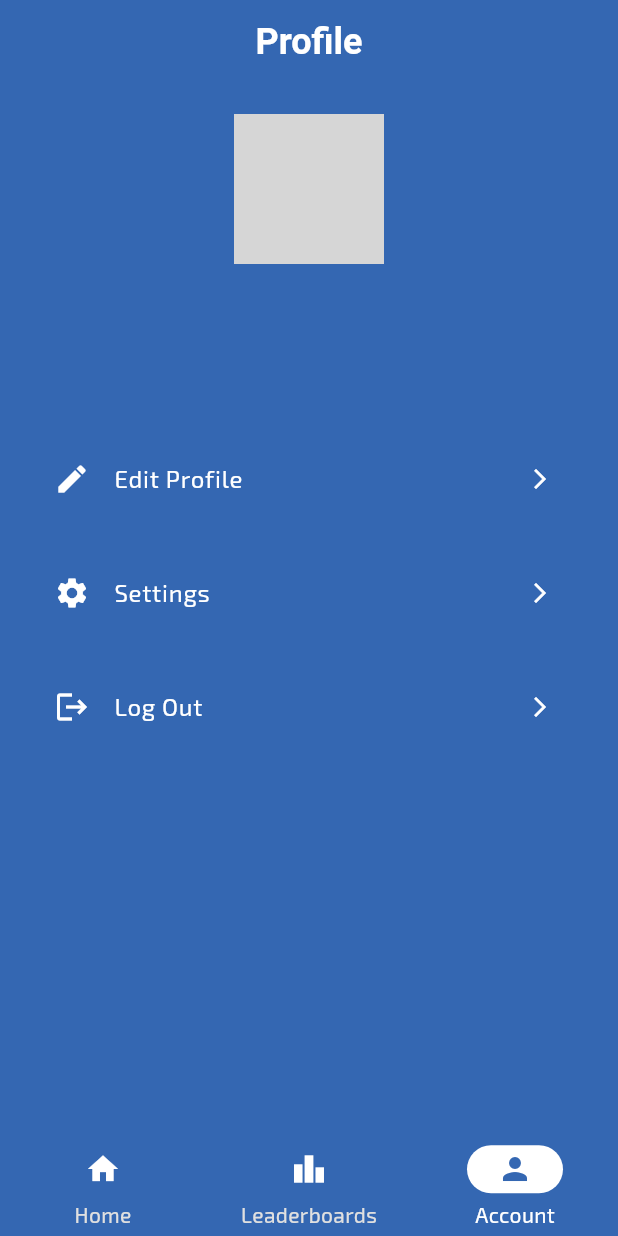
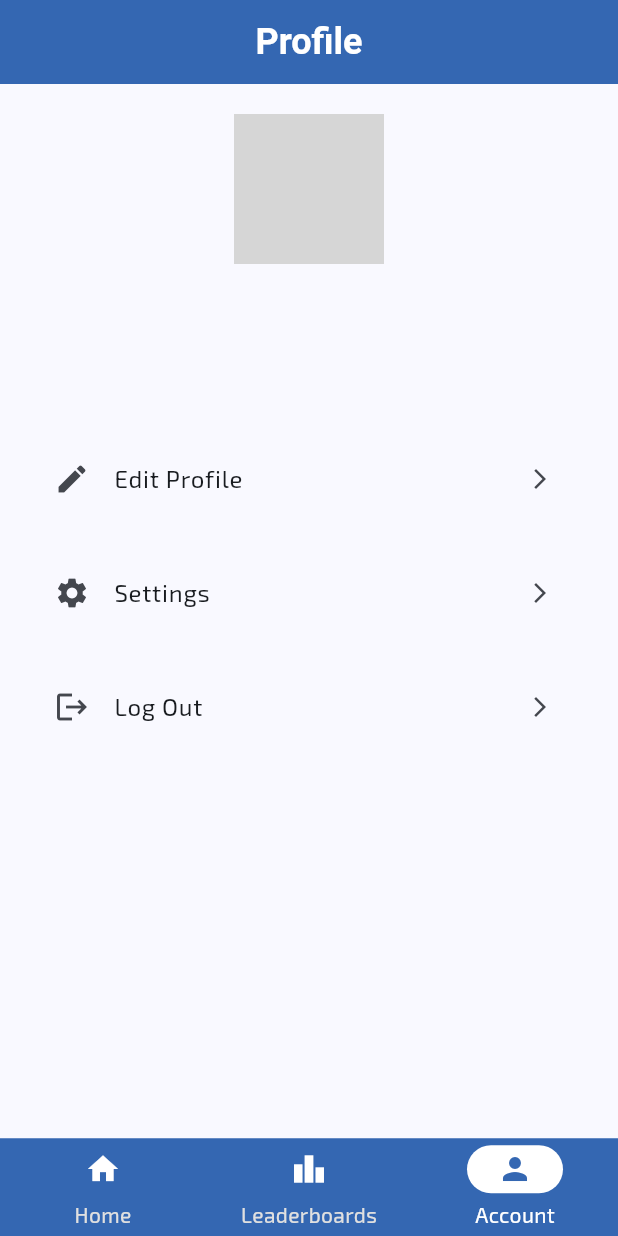
Before and after one commit to AlvinHartono/mental_math_trainer_app, a Flutter app: the screen it shows once a user with an empty profile is signed in, swiped to page 3, on a phone screen of 412 x 824 dp. Run offline on Flutter 3.47's test engine with Material 3 defaults, Android fonts, the light colour scheme and no system bars; our stand-ins replace animated_text_kit, cloud_firestore, firebase_auth, firebase_core, flutter_riverpod, google_fonts and 2 more; accounts and stored records are empty; generated files the repository leaves out were written again; network calls fail; grey boxes are pictures that could not be loaded.

Commit message:
Revert "Feat(profile): improved profile ui"
This reverts commit 29ec4d818e07332aa71d8d871c04ec242291258b.

```diff
--- a/lib/main.dart
+++ b/lib/main.dart
@@ -32,8 +32,8 @@ class MyApp extends StatelessWidget {
       title: 'Flutter Demo',
       theme: ThemeData(
         colorScheme: ColorScheme.fromSeed(
-            primary: const Color.fromRGBO(52, 103, 178, 1),
-            seedColor: const Color.fromRGBO(52, 103, 178, 1)),
+            primary: const Color.fromRGBO(52, 103, 178, 100),
+            seedColor: const Color.fromRGBO(52, 103, 178, 100)),
         useMaterial3: true,
         appBarTheme: const AppBarTheme(
             backgroundColor: Color.fromRGBO(52, 103, 178, 1),
@@ -46,9 +46,9 @@ class MyApp extends StatelessWidget {
           backgroundColor: const Color.fromRGBO(52, 103, 178, 1),
           height: 65,
           indicatorColor: Colors.white,
-          iconTheme: WidgetStateProperty.resolveWith<IconThemeData>(
-              (Set<WidgetState> states) {
-            if (states.contains(WidgetState.selected)) {
+          iconTheme: MaterialStateProperty.resolveWith<IconThemeData>(
+              (Set<MaterialState> states) {
+            if (states.contains(MaterialState.selected)) {
               return const IconThemeData(
                   color:
                       Color.fromRGBO(52, 103, 178, 1)); // Selected icon color
@@ -57,10 +57,10 @@ class MyApp extends StatelessWidget {
                   color: Colors.white); // Unselected icon color
             }
           }),
-          labelTextStyle: WidgetStateProperty.resolveWith<TextStyle>(
-              (Set<WidgetState> states) {
+          labelTextStyle: MaterialStateProperty.resolveWith<TextStyle>(
+              (Set<MaterialState> states) {
             // Check if the 'selected' state is present
-            if (states.contains(WidgetState.selected)) {
+            if (states.contains(MaterialState.selected)) {
               return const TextStyle(
                   color: Colors.white); // White text for selected item
             } else {
--- a/lib/screens/game_select_screen.dart
+++ b/lib/screens/game_select_screen.dart
@@ -22,7 +22,7 @@ class GameSelectScreen extends StatelessWidget {
         child: SingleChildScrollView(
           child: Center(
             child: Padding(
-              padding: EdgeInsets.fromLTRB(0, 30, 0, 0),
+              padding: EdgeInsets.fromLTRB(0, 40, 0, 0),
               child: Column(
                 mainAxisAlignment: MainAxisAlignment.center,
                 children: [
--- a/lib/screens/home_screen.dart
+++ b/lib/screens/home_screen.dart
@@ -23,6 +23,7 @@ class _HomeScreenState extends State<HomeScreen> {
   @override
   Widget build(BuildContext context) {
     return Scaffold(
+      backgroundColor: Theme.of(context).primaryColor,
       bottomNavigationBar: NavigationBar(
         destinations: const <Widget>[
           NavigationDestination(
@@ -46,7 +47,6 @@ class _HomeScreenState extends State<HomeScreen> {
           });
         },
       ),
-      backgroundColor: Theme.of(context).primaryColor,
       body: PageView(
         controller: _pageController,
         onPageChanged: (value) {
--- a/lib/screens/profile_screen.dart
+++ b/lib/screens/profile_screen.dart
@@ -20,7 +20,6 @@ class _ProfileScreenState extends State<ProfileScreen> {
         title: const Text('Profile'),
         centerTitle: true,
       ),
-      backgroundColor: Theme.of(context).colorScheme.primary,
       body: Stack(
         children: [
           SingleChildScrollView(
@@ -42,7 +41,7 @@ class _ProfileScreenState extends State<ProfileScreen> {
                           user?.displayName ?? 'User',
                           style: const TextStyle(
                             fontSize: 22,
-                            color: Colors.white,
+                            color: Colors.black,
                             fontWeight: FontWeight.bold,
                           ),
                         ),
@@ -50,7 +49,6 @@ class _ProfileScreenState extends State<ProfileScreen> {
                           user?.email ?? 'youremail@example.com',
                           style: const TextStyle(
                             fontSize: 16,
-                            color: Colors.white,
                           ),
                         ),
                       ],
@@ -97,20 +95,11 @@ class _ProfileScreenState extends State<ProfileScreen> {
     return Padding(
       padding: const EdgeInsets.symmetric(horizontal: 20.0, vertical: 10.0),
       child: ListTile(
-        leading: Icon(
-          icon,
-          color: Colors.white,
-        ),
-        title: Text(
-          title,
-          style: TextStyle(
-            color: Colors.white,
-          ),
-        ),
+        leading: Icon(icon),
+        title: Text(title),
         trailing: const Icon(
           Icons.arrow_forward_ios,
           size: 16,
-          color: Colors.white,
         ),
         onTap: onTap,
         shape: RoundedRectangleBorder(
--- a/lib/widgets/game_mode_button.dart
+++ b/lib/widgets/game_mode_button.dart
@@ -27,7 +27,7 @@ class GameModeButton extends StatelessWidget {
           color: color,
         ),
         height: 200,
-        width: MediaQuery.of(context).size.width * 0.95,
+        width: MediaQuery.of(context).size.width * 0.8,
         child: SizedBox(
           width: (MediaQuery.of(context).size.width * 0.8),
           height: 200,
```
